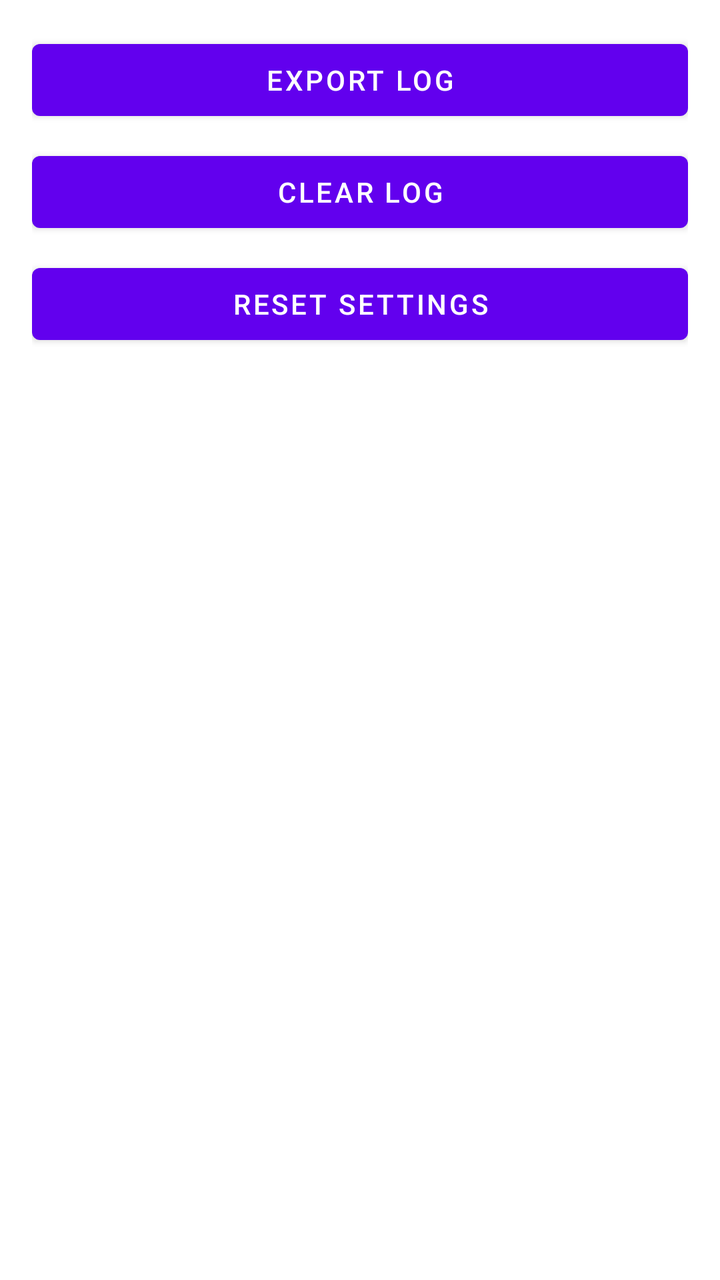
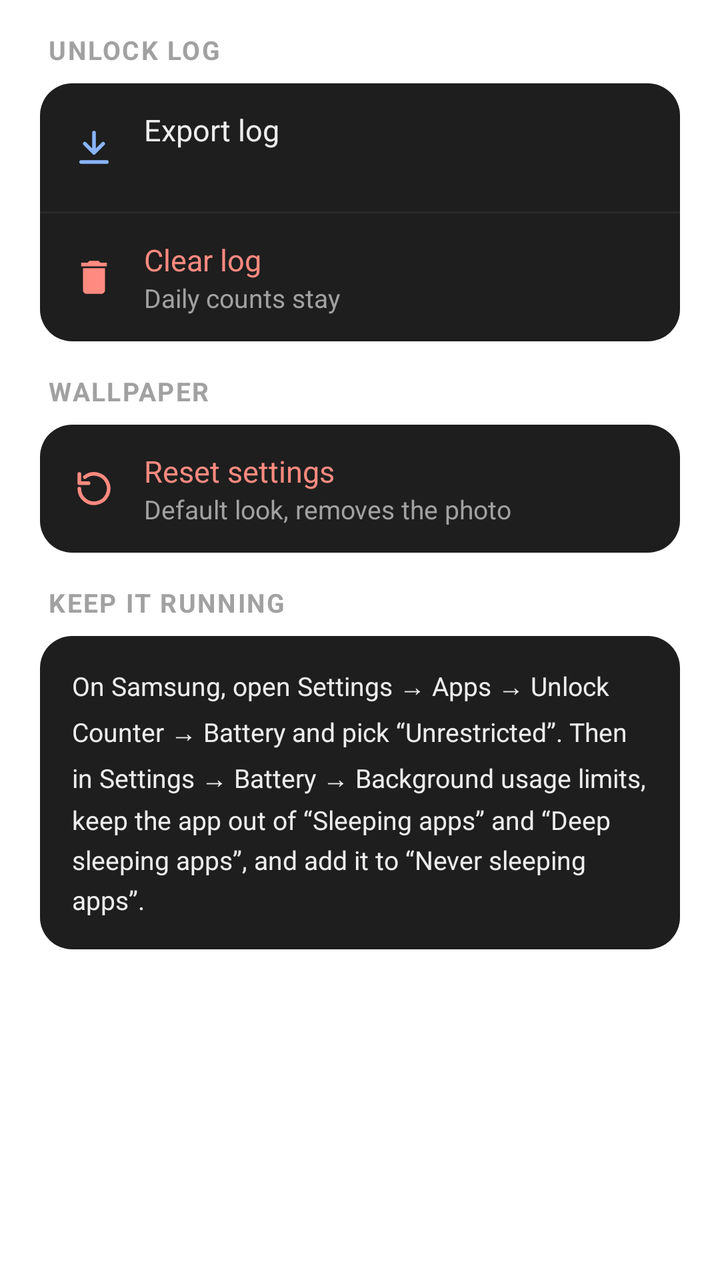

Two renders of the same Android screen: before a commit and after it. Below are the layout's source before the change and the commit's diff.
<!-- AndroidManifest.xml: fallback theme Theme.MaterialComponents.DayNight.NoActionBar -->
<!-- res/layout/tab_system.xml -->
<?xml version="1.0" encoding="utf-8"?>
<LinearLayout xmlns:android="http://schemas.android.com/apk/res/android"
    android:layout_width="match_parent"
    android:layout_height="match_parent"
    android:orientation="vertical"
    android:padding="16dp">

    <Button
        android:id="@+id/export_log"
        android:layout_width="match_parent"
        android:layout_height="wrap_content"
        android:text="@string/export_log" />

    <Button
        android:id="@+id/clear_log"
        android:layout_width="match_parent"
        android:layout_height="wrap_content"
        android:layout_marginTop="8dp"
        android:text="@string/clear_log" />

    <Button
        android:id="@+id/reset_settings"
        android:layout_width="match_parent"
        android:layout_height="wrap_content"
        android:layout_marginTop="8dp"
        android:text="@string/reset_settings" />
</LinearLayout>
<!-- resources referenced by this layout -->
<resources>
  <!-- unchanged entries left out for length: 3 -->
</resources>

<!-- the commit's change to res/layout/tab_system.xml (unified diff, before → after) -->
@@ -1,27 +1,69 @@
 <?xml version="1.0" encoding="utf-8"?>
-<LinearLayout xmlns:android="http://schemas.android.com/apk/res/android"
+<ScrollView xmlns:android="http://schemas.android.com/apk/res/android"
     android:layout_width="match_parent"
-    android:layout_height="match_parent"
-    android:orientation="vertical"
-    android:padding="16dp">
+    android:layout_height="match_parent">
 
-    <Button
-        android:id="@+id/export_log"
+    <LinearLayout
         android:layout_width="match_parent"
         android:layout_height="wrap_content"
-        android:text="@string/export_log" />
+        android:orientation="vertical"
+        android:paddingHorizontal="20dp"
+        android:paddingBottom="20dp">
 
-    <Button
-        android:id="@+id/clear_log"
-        android:layout_width="match_parent"
-        android:layout_height="wrap_content"
-        android:layout_marginTop="8dp"
-        android:text="@string/clear_log" />
+        <TextView style="@style/SectionHeader" android:text="@string/unlock_log" />
 
-    <Button
-        android:id="@+id/reset_settings"
-        android:layout_width="match_parent"
-        android:layout_height="wrap_content"
-        android:layout_marginTop="8dp"
-        android:text="@string/reset_settings" />
-</LinearLayout>
+        <LinearLayout
+            android:layout_width="match_parent"
+            android:layout_height="wrap_content"
+            android:background="@drawable/bg_card"
+            android:orientation="vertical">
+
+            <LinearLayout android:id="@+id/export_log" style="@style/Row">
+                <ImageView style="@style/RowIcon" android:src="@drawable/ic_download" android:tint="@color/accent" />
+                <LinearLayout style="@style/RowText">
+                    <TextView style="@style/RowTitle" android:text="@string/export_log" />
+                    <TextView android:id="@+id/export_subtitle" style="@style/RowSubtitle" />
+                </LinearLayout>
+            </LinearLayout>
+
+            <View style="@style/RowDivider" />
+
+            <LinearLayout android:id="@+id/clear_log" style="@style/Row">
+                <ImageView style="@style/RowIcon" android:src="@drawable/ic_delete" android:tint="@color/danger" />
+                <LinearLayout style="@style/RowText">
+                    <TextView style="@style/RowTitle" android:text="@string/clear_log" android:textColor="@color/danger" />
+                    <TextView style="@style/RowSubtitle" android:text="@string/clear_log_subtitle" />
+                </LinearLayout>
+            </LinearLayout>
+        </LinearLayout>
+
+        <TextView style="@style/SectionHeader" android:text="@string/wallpaper" />
+
+        <LinearLayout
+            android:layout_width="match_parent"
+            android:layout_height="wrap_content"
+            android:background="@drawable/bg_card"
+            android:orientation="vertical">
+
+            <LinearLayout android:id="@+id/reset_settings" style="@style/Row">
+                <ImageView style="@style/RowIcon" android:src="@drawable/ic_reset" android:tint="@color/danger" />
+                <LinearLayout style="@style/RowText">
+                    <TextView style="@style/RowTitle" android:text="@string/reset_settings" android:textColor="@color/danger" />
+                    <TextView style="@style/RowSubtitle" android:text="@string/reset_settings_subtitle" />
+                </LinearLayout>
+            </LinearLayout>
+        </LinearLayout>
+
+        <TextView style="@style/SectionHeader" android:text="@string/keep_running" />
+
+        <TextView
+            android:layout_width="match_parent"
+            android:layout_height="wrap_content"
+            android:background="@drawable/bg_card"
+            android:lineSpacingMultiplier="1.3"
+            android:padding="16dp"
+            android:text="@string/keep_running_tip"
+            android:textColor="@color/text"
+            android:textSize="13sp" />
+    </LinearLayout>
+</ScrollView>
<!-- resource entries referenced after the edit -->
@@ -1,5 +1,114 @@
 <!-- resources referenced by this layout -->
 <resources>
+  <color name="accent">#8AB4F8</color>
+  <color name="danger">#FF8A80</color>
+  <color name="text">#EDEDED</color>
+  <!-- drawable bg_card (drawable) -->
+  <?xml version="1.0" encoding="utf-8"?>
+  <shape xmlns:android="http://schemas.android.com/apk/res/android" android:shape="rectangle">
+      <solid android:color="@color/surface" />
+      <corners android:radius="16dp" />
+  </shape>
+  <!-- drawable ic_delete (drawable) -->
+  <?xml version="1.0" encoding="utf-8"?>
+  <vector xmlns:android="http://schemas.android.com/apk/res/android"
+      android:width="24dp"
+      android:height="24dp"
+      android:tint="?android:attr/textColorPrimary"
+      android:viewportWidth="24"
+      android:viewportHeight="24">
+      <path
+          android:fillColor="#FFFFFF"
+          android:pathData="M6,19c0,1.1 0.9,2 2,2h8c1.1,0 2,-0.9 2,-2V7H6v12zM19,4h-3.5l-1,-1h-5l-1,1H5v2h14V4z" />
+  </vector>
+  <!-- drawable ic_download (drawable) -->
+  <?xml version="1.0" encoding="utf-8"?>
+  <vector xmlns:android="http://schemas.android.com/apk/res/android"
+      android:width="24dp"
+      android:height="24dp"
+      android:viewportWidth="24"
+      android:viewportHeight="24">
+      <path
+          android:pathData="M12,4v11M7,10l5,5 5,-5M5,20h14"
+          android:strokeWidth="2"
+          android:strokeColor="#FFFFFF"
+          android:strokeLineCap="round"
+          android:strokeLineJoin="round" />
+  </vector>
+  <!-- drawable ic_reset (drawable) -->
+  <?xml version="1.0" encoding="utf-8"?>
+  <vector xmlns:android="http://schemas.android.com/apk/res/android"
+      android:width="24dp"
+      android:height="24dp"
+      android:viewportWidth="24"
+      android:viewportHeight="24">
+      <path
+          android:pathData="M4,12a8,8 0,1 0,3 -6.3M4,4v5h5"
+          android:strokeWidth="2"
+          android:strokeColor="#FFFFFF"
+          android:strokeLineCap="round"
+          android:strokeLineJoin="round" />
+  </vector>
+  <string name="clear_log_subtitle">Daily counts stay</string>
+  <string name="keep_running">Keep it running</string>
+  <string name="keep_running_tip">On Samsung, open Settings → Apps → Unlock Counter → Battery and pick “Unrestricted”. Then in Settings → Battery → Background usage limits, keep the app out of “Sleeping apps” and “Deep sleeping apps”, and add it to “Never sleeping apps”.</string>
+  <string name="reset_settings_subtitle">Default look, removes the photo</string>
+  <string name="unlock_log">Unlock log</string>
+  <string name="wallpaper">Wallpaper</string>
+  <style name="Row">
+          <item name="android:layout_width">match_parent</item>
+          <item name="android:layout_height">64dp</item>
+          <item name="android:orientation">horizontal</item>
+          <item name="android:gravity">center_vertical</item>
+          <item name="android:paddingHorizontal">16dp</item>
+          <item name="android:background">?android:attr/selectableItemBackground</item>
+          <item name="android:clickable">true</item>
+          <item name="android:focusable">true</item>
+      </style>
+  <style name="RowDivider">
+          <item name="android:layout_width">match_parent</item>
+          <item name="android:layout_height">1dp</item>
+          <item name="android:background">@color/surface_high</item>
+      </style>
+  <style name="RowIcon">
+          <item name="android:layout_width">22dp</item>
+          <item name="android:layout_height">22dp</item>
+          <item name="android:layout_marginEnd">14dp</item>
+          <item name="android:importantForAccessibility">no</item>
+      </style>
+  <style name="RowSubtitle">
+          <item name="android:layout_width">wrap_content</item>
+          <item name="android:layout_height">wrap_content</item>
+          <item name="android:textColor">@color/text_muted</item>
+          <item name="android:textSize">13sp</item>
+      </style>
+  <style name="RowText">
+          <item name="android:layout_width">0dp</item>
+          <item name="android:layout_height">wrap_content</item>
+          <item name="android:layout_weight">1</item>
+          <item name="android:orientation">vertical</item>
+      </style>
+  <style name="RowTitle">
+          <item name="android:layout_width">wrap_content</item>
+          <item name="android:layout_height">wrap_content</item>
+          <item name="android:textColor">@color/text</item>
+          <item name="android:textSize">15sp</item>
+      </style>
+  <style name="SectionHeader">
+          <item name="android:layout_width">wrap_content</item>
+          <item name="android:layout_height">wrap_content</item>
+          <item name="android:layout_marginTop">16dp</item>
+          <item name="android:layout_marginBottom">8dp</item>
+          <item name="android:paddingHorizontal">4dp</item>
+          <item name="android:textAllCaps">true</item>
+          <item name="android:letterSpacing">0.06</item>
+          <item name="android:textColor">@color/text_muted</item>
+          <item name="android:textSize">13sp</item>
+          <item name="android:textStyle">bold</item>
+      </style>
+  <color name="surface">#1E1E1E</color>
+  <color name="surface_high">#2A2A2A</color>
+  <color name="text_muted">#A1A1A1</color>
   <!-- unchanged entries left out for length: 3 -->
 </resources>
 
